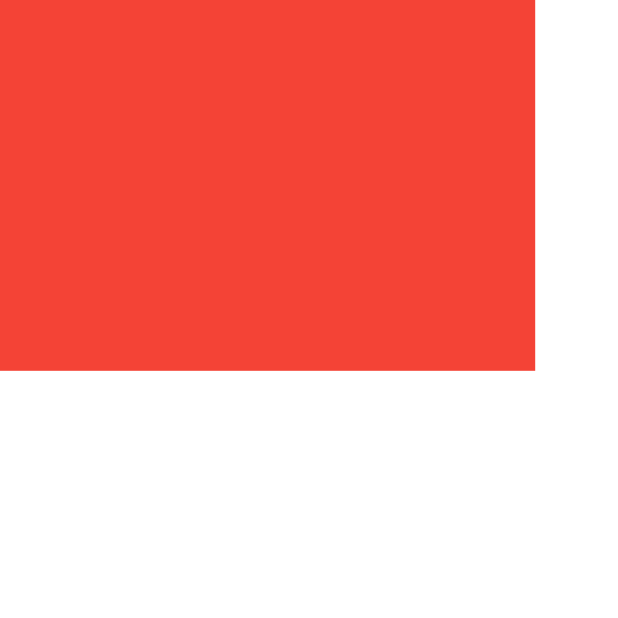
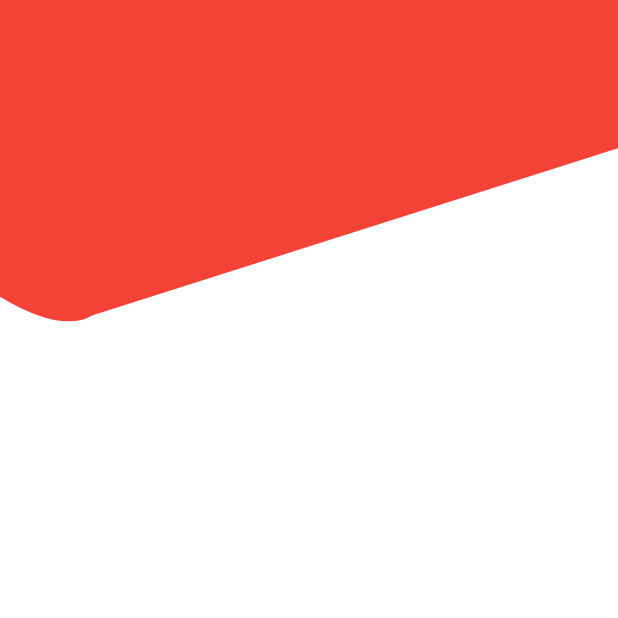
Before and after one commit to PrabeshPP/Sneakers-Shop, a Flutter app: the screen it shows after launch, on a phone screen of 412 x 824 dp, the top half of it. Run offline on Flutter 3.47's test engine with Material 2 defaults, Android fonts, the phone set to English and light mode, and no system bars; our stand-ins replace bloc, equatable, flutter_bloc, google_fonts, shared_preferences.

Commit message:
Profile Page

```diff
--- a/sneakers/lib/view/pages/Home/profile_page.dart
+++ b/sneakers/lib/view/pages/Home/profile_page.dart
@@ -10,15 +10,39 @@ class ProfilePage extends StatelessWidget {
     return Material(
         child: Column(
       children: [
-        Transform(
-          transform: Matrix4.rotationY(Math.pi/6),
+        ClipPath(
           child: Container(
             height: size.height * 0.3,
             width: size.width,
-            decoration: const BoxDecoration(color: Colors.red),
+            decoration: const BoxDecoration(
+                color: Colors.red,
+                borderRadius:
+                    BorderRadius.only(bottomLeft: Radius.circular(32.0))),
           ),
-        ),
+          clipper: MyClipper(),
+        )
       ],
     ));
   }
 }
+
+class MyClipper extends CustomClipper<Path> {
+  @override
+  getClip(Size size) {
+    Path path = Path();
+    path.lineTo(0, size.height * 0.8);
+    Offset firstContorlPoint = Offset(size.width * 0.1, size.height * 0.9);
+    Offset firstEndPoint = Offset(size.width * 0.15, size.height * 0.85);
+    path.quadraticBezierTo(firstContorlPoint.dx, firstContorlPoint.dy,
+        firstEndPoint.dx, firstEndPoint.dy);
+    path.lineTo(size.width, size.height * 0.4);
+    path.lineTo(size.width, 0);
+
+    return path;
+  }
+
+  @override
+  bool shouldReclip(covariant CustomClipper oldClipper) {
+    return false;
+  }
+}
```
